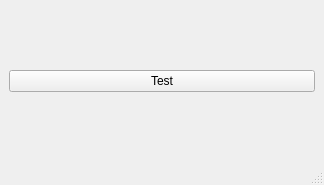
Qt form PluginModules/XBEE/ihm_XBEE.ui (CRLG/LABOTBOX) before a commit.
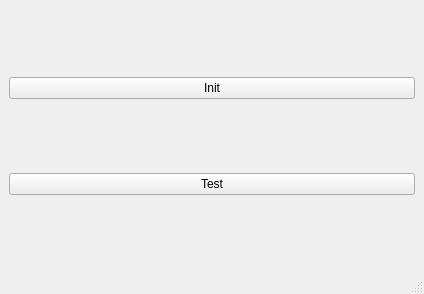
The same form after that commit.

Commit message: #25 [XBEE] Suite du développement du module

The edit to the form file:
```diff
--- a/PluginModules/XBEE/ihm_XBEE.ui
+++ b/PluginModules/XBEE/ihm_XBEE.ui
@@ -6,8 +6,8 @@
    <rect>
     <x>0</x>
     <y>0</y>
-    <width>324</width>
-    <height>185</height>
+    <width>424</width>
+    <height>294</height>
    </rect>
   </property>
   <property name="windowTitle">
@@ -15,13 +15,20 @@
   </property>
   <widget class="QWidget" name="centralwidget">
    <layout class="QGridLayout" name="gridLayout">
-    <item row="0" column="0">
+    <item row="1" column="0">
      <widget class="QPushButton" name="pushButton">
       <property name="text">
        <string>Test</string>
       </property>
      </widget>
     </item>
+    <item row="0" column="0">
+     <widget class="QPushButton" name="init">
+      <property name="text">
+       <string>Init</string>
+      </property>
+     </widget>
+    </item>
    </layout>
   </widget>
   <widget class="QMenuBar" name="menubar">
```
Left out of the diff: 4 changed lines with no effect on the pictures. The commit also changes 6 other files.
